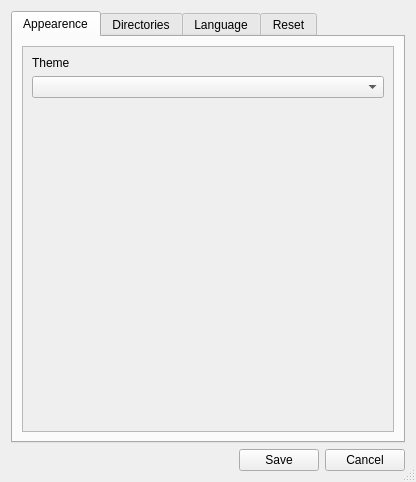
JesseRobot01/PlanGuidePlanner, file StudyGuide/ui/PreferenceWindow.ui: the form before one commit.
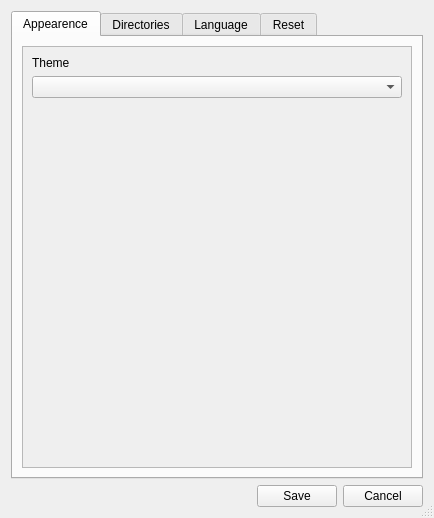
The form after the commit. The open tabs and pages were chosen to show the change.

Commit message: Fix PreferenceWindow.ui to have the correct start page.

Patch:
```diff
--- a/StudyGuide/ui/PreferenceWindow.ui
+++ b/StudyGuide/ui/PreferenceWindow.ui
@@ -6,8 +6,8 @@
    <rect>
     <x>0</x>
     <y>0</y>
-    <width>416</width>
-    <height>482</height>
+    <width>434</width>
+    <height>518</height>
    </rect>
   </property>
   <property name="sizePolicy">
@@ -70,8 +70,8 @@
            <rect>
             <x>0</x>
             <y>0</y>
-            <width>372</width>
-            <height>383</height>
+            <width>404</width>
+            <height>417</height>
            </rect>
           </property>
           <layout class="QVBoxLayout" name="verticalLayout_2">
```
Left out of the diff: 28 changed lines with no effect on the pictures.
